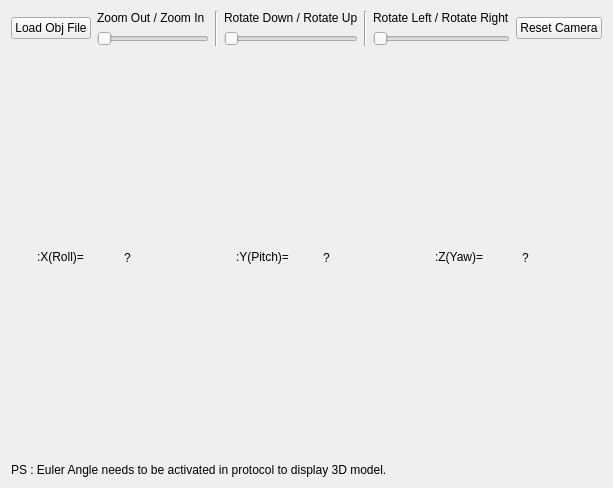
Above: CHCenter/threedform.ui from dongFangTuring/CHCenter before the change. Below: the same form after it.
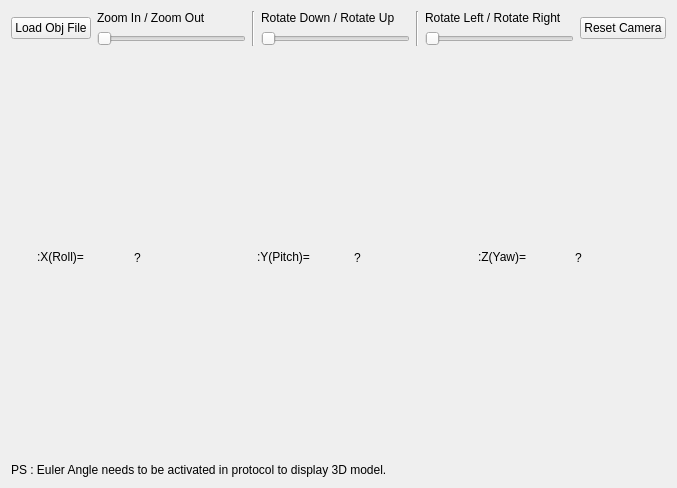
That is the form after the change. Icons and pictures are not drawn.

The edit to the form file:
```diff
--- a/CHCenter/threedform.ui
+++ b/CHCenter/threedform.ui
@@ -6,7 +6,7 @@
    <rect>
     <x>0</x>
     <y>0</y>
-    <width>613</width>
+    <width>677</width>
     <height>488</height>
    </rect>
   </property>
@@ -36,7 +36,7 @@
             </sizepolicy>
            </property>
            <property name="text">
-            <string>Zoom Out / Zoom In</string>
+            <string>Zoom In / Zoom Out</string>
            </property>
           </widget>
          </item>
```
